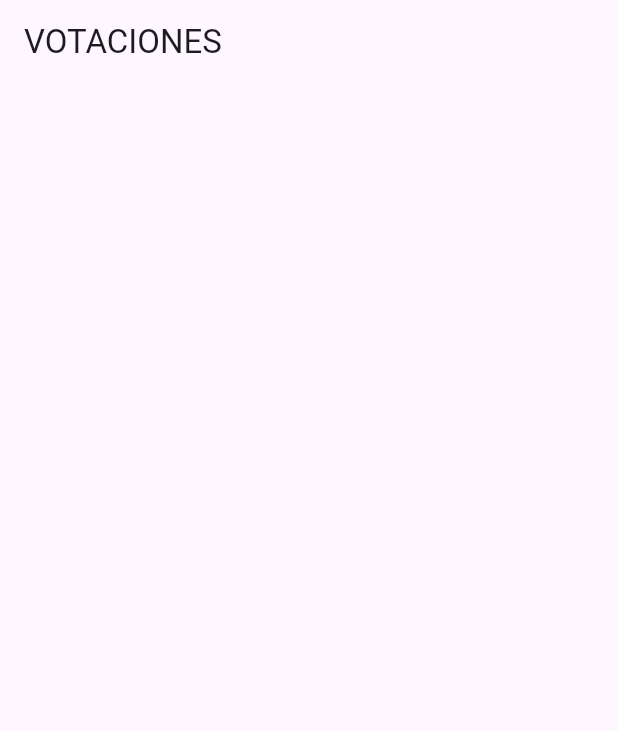
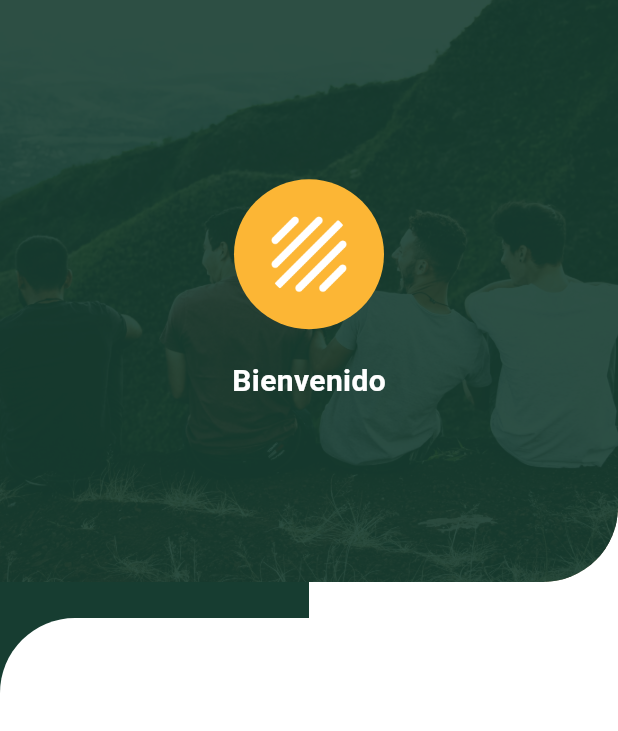
Before and after one commit to fr4nsgallegos/votacionesg10, a Flutter app: the screen it shows after launch, on a phone screen of 412 x 824 dp. Shown: the top 731 px of the screen. Run offline on Flutter 3.47's test engine with Material 3 defaults, Android fonts, the phone set to English and light mode, and no system bars.

Commit message:
primera parte del login

```diff
--- a/lib/main.dart
+++ b/lib/main.dart
@@ -1,10 +1,11 @@
 import 'package:appvotacionesg10/pages/home_page.dart';
+import 'package:appvotacionesg10/pages/login_page.dart';
 import 'package:flutter/material.dart';
 
 void main() {
   runApp(
     MaterialApp(
-      home: HomePage(),
+      home: LoginPage(),
       debugShowCheckedModeBanner: false,
     ),
   );
--- /dev/null
+++ b/lib/pages/create_account_page.dart
@@ -0,0 +1,8 @@
+import 'package:flutter/material.dart';
+
+class CreateAccountPage extends StatelessWidget {
+  @override
+  Widget build(BuildContext context) {
+    return Scaffold();
+  }
+}
--- /dev/null
+++ b/lib/pages/login_page.dart
@@ -0,0 +1,101 @@
+import 'package:flutter/material.dart';
+
+class LoginPage extends StatelessWidget {
+  @override
+  Widget build(BuildContext context) {
+    double heigthScreen = MediaQuery.of(context).size.height;
+    double widthScreen = MediaQuery.of(context).size.width;
+    return SafeArea(
+      child: Scaffold(
+        body: Stack(
+          children: [
+            Container(
+              height: heigthScreen,
+              width: widthScreen,
+              decoration: BoxDecoration(
+                gradient: LinearGradient(
+                  colors: [
+                    Color(0xff173D31),
+                    Colors.white,
+                  ],
+                  stops: [0.5, 0.5],
+                ),
+              ),
+            ),
+            Column(
+              mainAxisAlignment: MainAxisAlignment.start,
+              children: [
+                ClipRRect(
+                  borderRadius: BorderRadius.only(
+                    bottomRight: Radius.circular(50),
+                  ),
+                  child: Stack(
+                    children: [
+                      Container(
+                        height: heigthScreen / 2 - 24,
+                        decoration: BoxDecoration(
+                          image: DecorationImage(
+                              image: AssetImage("assets/images/friends.jpg"),
+                              fit: BoxFit.cover),
+                        ),
+                      ),
+                      Container(
+                        width: double.infinity,
+                        height: heigthScreen / 2 - 24,
+                        color: Color(0xff173D31).withOpacity(0.9),
+                        child: Center(
+                          child: Column(
+                            mainAxisAlignment: MainAxisAlignment.center,
+                            children: [
+                              Container(
+                                padding: EdgeInsets.all(20),
+                                width: 100,
+                                height: 100,
+                                decoration: BoxDecoration(
+                                  color: Color(0xffFCB635),
+                                  shape: BoxShape.circle,
+                                ),
+                                child: ClipOval(
+                                  child: Image.asset("assets/icons/icon.png"),
+                                ),
+                              ),
+                              SizedBox(
+                                height: 20,
+                              ),
+                              Text(
+                                "Bienvenido",
+                                style: TextStyle(
+                                  color: Colors.white,
+                                  fontWeight: FontWeight.bold,
+                                  fontSize: 20,
+                                ),
+                              )
+                            ],
+                          ),
+                        ),
+                      )
+                    ],
+                  ),
+                ),
+              ],
+            ),
+            Column(
+              mainAxisAlignment: MainAxisAlignment.end,
+              children: [
+                Container(
+                  height: heigthScreen / 2,
+                  decoration: BoxDecoration(
+                    color: Colors.white,
+                    borderRadius: BorderRadius.only(
+                      topLeft: Radius.circular(50),
+                    ),
+                  ),
+                ),
+              ],
+            ),
+          ],
+        ),
+      ),
+    );
+  }
+}
--- a/pubspec.yaml
+++ b/pubspec.yaml
@@ -59,8 +59,9 @@ flutter:
   uses-material-design: true
 
   # To add assets to your application, add an assets section, like this:
-  # assets:
-  #   - images/a_dot_burr.jpeg
+  assets:
+    - assets/images/
+    - assets/icons/
   #   - images/a_dot_ham.jpeg
 
   # An image asset can refer to one or more resolution-specific "variants", see
```
Also changed, not shown: assets/icons/icon.png (added), assets/images/friends.jpg (added).
